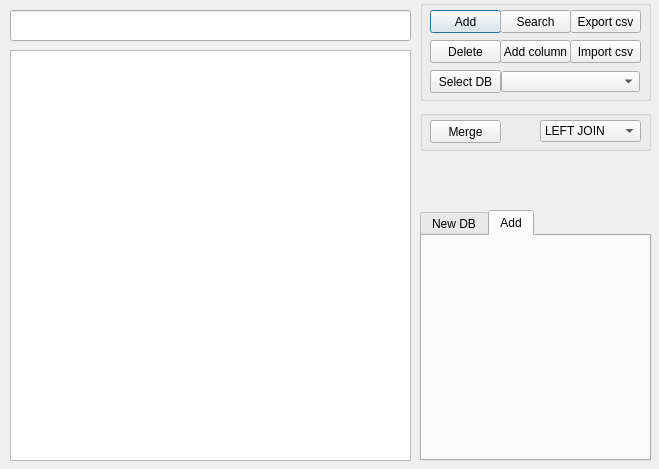
Technic47/Home_work_Python_8, file UI.ui: the form before one commit.
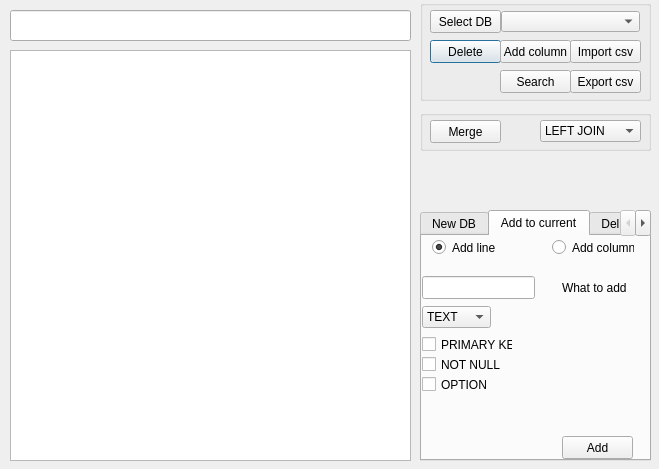
The form after the commit. The open tabs and pages were chosen to show the change.

What changed in the file:
```diff
--- a/UI.ui
+++ b/UI.ui
@@ -25,32 +25,6 @@
    <property name="title">
     <string/>
    </property>
-   <widget class="QPushButton" name="btn_add">
-    <property name="geometry">
-     <rect>
-      <x>10</x>
-      <y>10</y>
-      <width>71</width>
-      <height>23</height>
-     </rect>
-    </property>
-    <property name="text">
-     <string>Add</string>
-    </property>
-   </widget>
-   <widget class="QPushButton" name="btn_search">
-    <property name="geometry">
-     <rect>
-      <x>80</x>
-      <y>10</y>
-      <width>71</width>
-      <height>23</height>
-     </rect>
-    </property>
-    <property name="text">
-     <string>Search</string>
-    </property>
-   </widget>
    <widget class="QPushButton" name="btn_delete">
     <property name="geometry">
      <rect>
@@ -64,19 +38,6 @@
      <string>Delete</string>
     </property>
    </widget>
-   <widget class="QPushButton" name="btn_export_csv">
-    <property name="geometry">
-     <rect>
-      <x>150</x>
-      <y>10</y>
-      <width>71</width>
-      <height>23</height>
-     </rect>
-    </property>
-    <property name="text">
-     <string>Export csv</string>
-    </property>
-   </widget>
    <widget class="QPushButton" name="btn_import_csv">
     <property name="geometry">
      <rect>
@@ -107,7 +68,7 @@
     <property name="geometry">
      <rect>
       <x>10</x>
-      <y>70</y>
+      <y>10</y>
       <width>71</width>
       <height>23</height>
      </rect>
@@ -120,7 +81,7 @@
     <property name="geometry">
      <rect>
       <x>81</x>
-      <y>71</y>
+      <y>11</y>
       <width>139</width>
       <height>21</height>
      </rect>
@@ -129,6 +90,32 @@
      <bool>false</bool>
     </property>
    </widget>
+   <widget class="QPushButton" name="btn_export_csv">
+    <property name="geometry">
+     <rect>
+      <x>150</x>
+      <y>70</y>
+      <width>71</width>
+      <height>23</height>
+     </rect>
+    </property>
+    <property name="text">
+     <string>Export csv</string>
+    </property>
+   </widget>
+   <widget class="QPushButton" name="btn_search">
+    <property name="geometry">
+     <rect>
+      <x>80</x>
+      <y>70</y>
+      <width>71</width>
+      <height>23</height>
+     </rect>
+    </property>
+    <property name="text">
+     <string>Search</string>
+    </property>
+   </widget>
   </widget>
   <widget class="QLineEdit" name="input">
    <property name="geometry">
@@ -372,8 +359,165 @@
    </widget>
    <widget class="QWidget" name="Add">
     <attribute name="title">
-     <string>Add</string>
+     <string>Add to current</string>
     </attribute>
+    <widget class="QRadioButton" name="ad_line">
+     <property name="geometry">
+      <rect>
+       <x>10</x>
+       <y>0</y>
+       <width>82</width>
+       <height>23</height>
+      </rect>
+     </property>
+     <property name="text">
+      <string>Add line</string>
+     </property>
+     <property name="checked">
+      <bool>true</bool>
+     </property>
+    </widget>
+    <widget class="QRadioButton" name="add_column">
+     <property name="geometry">
+      <rect>
+       <x>130</x>
+       <y>0</y>
+       <width>82</width>
+       <height>23</height>
+      </rect>
+     </property>
+     <property name="text">
+      <string>Add column</string>
+     </property>
+    </widget>
+    <widget class="QComboBox" name="data_type_column">
+     <property name="geometry">
+      <rect>
+       <x>0</x>
+       <y>70</y>
+       <width>69</width>
+       <height>22</height>
+      </rect>
+     </property>
+     <item>
+      <property name="text">
+       <string>TEXT</string>
+      </property>
+     </item>
+     <item>
+      <property name="text">
+       <string>INT</string>
+      </property>
+     </item>
+     <item>
+      <property name="text">
+       <string>Unique</string>
+      </property>
+     </item>
+    </widget>
+    <widget class="QCheckBox" name="primary_key_column">
+     <property name="geometry">
+      <rect>
+       <x>0</x>
+       <y>100</y>
+       <width>91</width>
+       <height>17</height>
+      </rect>
+     </property>
+     <property name="text">
+      <string>PRIMARY KEY</string>
+     </property>
+    </widget>
+    <widget class="QCheckBox" name="checkBox_4">
+     <property name="geometry">
+      <rect>
+       <x>0</x>
+       <y>140</y>
+       <width>81</width>
+       <height>17</height>
+      </rect>
+     </property>
+     <property name="text">
+      <string>OPTION</string>
+     </property>
+    </widget>
+    <widget class="QCheckBox" name="not_null_column">
+     <property name="geometry">
+      <rect>
+       <x>0</x>
+       <y>120</y>
+       <width>81</width>
+       <height>17</height>
+      </rect>
+     </property>
+     <property name="text">
+      <string>NOT NULL</string>
+     </property>
+    </widget>
+    <widget class="QLineEdit" name="new_name_2">
+     <property name="geometry">
+      <rect>
+       <x>0</x>
+       <y>40</y>
+       <width>113</width>
+       <height>23</height>
+      </rect>
+     </property>
+    </widget>
+    <widget class="QLabel" name="label_2">
+     <property name="geometry">
+      <rect>
+       <x>140</x>
+       <y>40</y>
+       <width>71</width>
+       <height>23</height>
+      </rect>
+     </property>
+     <property name="text">
+      <string>What to add</string>
+     </property>
+    </widget>
+    <widget class="QPushButton" name="btn_add">
+     <property name="geometry">
+      <rect>
+       <x>140</x>
+       <y>200</y>
+       <width>71</width>
+       <height>23</height>
+      </rect>
+     </property>
+     <property name="text">
+      <string>Add</string>
+     </property>
+    </widget>
+   </widget>
+   <widget class="QWidget" name="tab">
+    <attribute name="title">
+     <string>Del Col</string>
+    </attribute>
+    <widget class="QLineEdit" name="del_name">
+     <property name="geometry">
+      <rect>
+       <x>0</x>
+       <y>40</y>
+       <width>113</width>
+       <height>23</height>
+      </rect>
+     </property>
+    </widget>
+    <widget class="QPushButton" name="btn_delete_2">
+     <property name="geometry">
+      <rect>
+       <x>140</x>
+       <y>40</y>
+       <width>71</width>
+       <height>23</height>
+      </rect>
+     </property>
+     <property name="text">
+      <string>Del column</string>
+     </property>
+    </widget>
    </widget>
   </widget>
  </widget>
```
Left out of the diff: 2 changed lines with no effect on the pictures.
